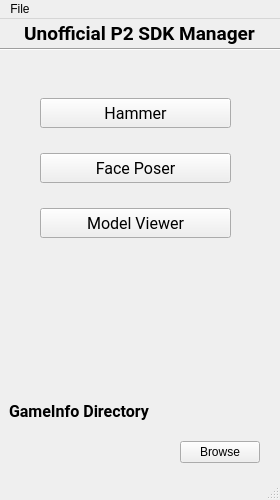
Old version of the form p2_sdkmanager.ui in the repository GalaxyGamingBoy/P2_SDKManager.
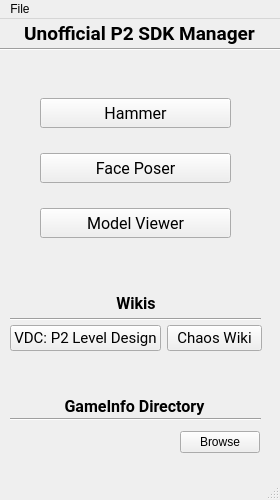
New version of the form.

Commit message: feat: Added Wiki Section

```diff
--- a/p2_sdkmanager.ui
+++ b/p2_sdkmanager.ui
@@ -152,6 +152,12 @@
       <layout class="QVBoxLayout" name="verticalLayout_2">
        <item>
         <widget class="QLabel" name="label_2">
+         <property name="sizePolicy">
+          <sizepolicy hsizetype="Preferred" vsizetype="Fixed">
+           <horstretch>0</horstretch>
+           <verstretch>0</verstretch>
+          </sizepolicy>
+         </property>
          <property name="font">
           <font>
            <family>Roboto</family>
@@ -162,6 +168,9 @@
          <property name="text">
           <string>GameInfo Directory</string>
          </property>
+         <property name="alignment">
+          <set>Qt::AlignCenter</set>
+         </property>
         </widget>
        </item>
        <item>
@@ -201,6 +210,97 @@
      </item>
     </layout>
    </widget>
+   <widget class="QWidget" name="horizontalLayoutWidget_4">
+    <property name="geometry">
+     <rect>
+      <x>10</x>
+      <y>269</y>
+      <width>252</width>
+      <height>71</height>
+     </rect>
+    </property>
+    <layout class="QVBoxLayout" name="Wiki">
+     <item>
+      <widget class="QLabel" name="WikiLabel">
+       <property name="sizePolicy">
+        <sizepolicy hsizetype="Preferred" vsizetype="Fixed">
+         <horstretch>0</horstretch>
+         <verstretch>0</verstretch>
+        </sizepolicy>
+       </property>
+       <property name="font">
+        <font>
+         <family>Roboto</family>
+         <pointsize>12</pointsize>
+         <bold>true</bold>
+        </font>
+       </property>
+       <property name="text">
+        <string>Wikis</string>
+       </property>
+       <property name="alignment">
+        <set>Qt::AlignCenter</set>
+       </property>
+      </widget>
+     </item>
+     <item>
+      <layout class="QHBoxLayout" name="WikitButtons">
+       <item>
+        <widget class="QPushButton" name="VDCP2LevelDesign">
+         <property name="font">
+          <font>
+           <family>Roboto</family>
+           <pointsize>11</pointsize>
+          </font>
+         </property>
+         <property name="text">
+          <string>VDC: P2 Level Design</string>
+         </property>
+        </widget>
+       </item>
+       <item>
+        <widget class="QPushButton" name="ChaosWiki">
+         <property name="font">
+          <font>
+           <family>Roboto</family>
+           <pointsize>11</pointsize>
+          </font>
+         </property>
+         <property name="text">
+          <string>Chaos Wiki</string>
+         </property>
+        </widget>
+       </item>
+      </layout>
+     </item>
+    </layout>
+   </widget>
+   <widget class="Line" name="line_2">
+    <property name="geometry">
+     <rect>
+      <x>10</x>
+      <y>290</y>
+      <width>251</width>
+      <height>20</height>
+     </rect>
+    </property>
+    <property name="orientation">
+     <enum>Qt::Horizontal</enum>
+    </property>
+   </widget>
+   <widget class="Line" name="line_3">
+    <property name="geometry">
+     <rect>
+      <x>10</x>
+      <y>390</y>
+      <width>251</width>
+      <height>20</height>
+     </rect>
+    </property>
+    <property name="orientation">
+     <enum>Qt::Horizontal</enum>
+    </property>
+   </widget>
   </widget>
   <widget class="QMenuBar" name="menubar">
    <property name="geometry">
```
The commit also changes 3 other files.
